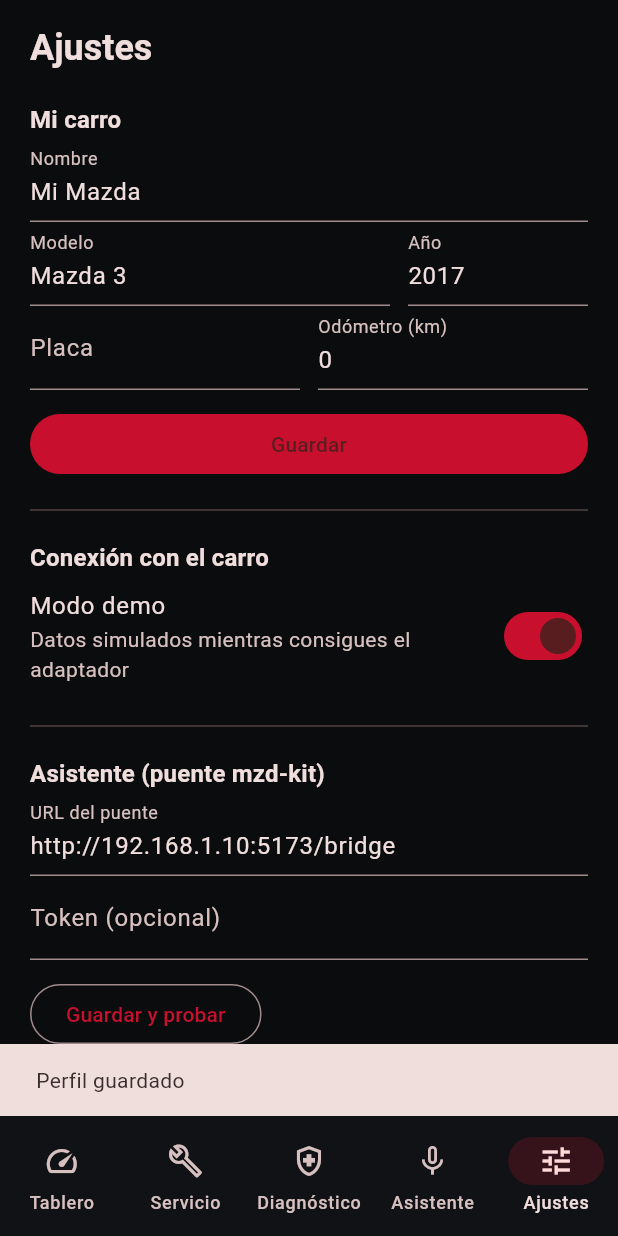
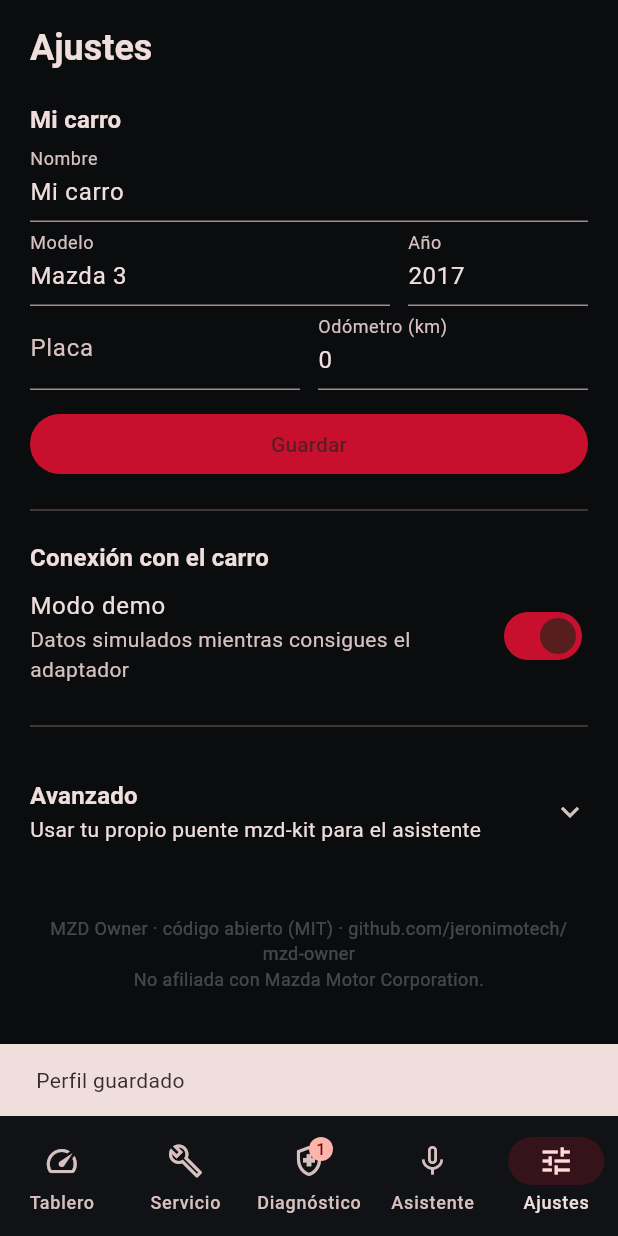
Before and after one commit to jeronimotech/mzd-owner, a Flutter app: the screen it shows after launch, item 5 of the bottom bar chosen, after a tap on "Guardar", on a phone screen of 412 x 824 dp. Run offline on Flutter 3.47's test engine with Material 3 defaults, Android fonts, the phone set to English and light mode, and no system bars; our stand-ins replace flutter_tts, shared_preferences, speech_to_text; missing offline and left inert: flutter_carplay, universal_ble; network calls fail.

Commit message:
Store release prep: MZD Owner name, cloud bridge with per-install id, store builds without CarPlay/Android Auto, Android signing, privacy policy, support page, listing and screenshots
Co-Authored-By: Claude Opus 5.5 <noreply@anthropic.com>

```diff
--- a/lib/main.dart
+++ b/lib/main.dart
@@ -33,7 +33,7 @@ class MzdOwnerApp extends StatelessWidget {
       surface: const Color(0xFF111215),
     );
     return MaterialApp(
-      title: 'Mi Mazda',
+      title: 'MZD Owner',
       debugShowCheckedModeBanner: false,
       theme: ThemeData(
         colorScheme: scheme,
--- a/lib/models/vehicle.dart
+++ b/lib/models/vehicle.dart
@@ -45,7 +45,7 @@ class VehicleSnapshot {
 /// The owner's car.
 class CarProfile {
   const CarProfile({
-    this.name = 'Mi Mazda',
+    this.name = 'Mi carro',
     this.model = 'Mazda 3',
     this.year = 2017,
     this.plate = '',
@@ -75,7 +75,7 @@ class CarProfile {
   Map<String, dynamic> toJson() => {'name': name, 'model': model, 'year': year, 'plate': plate, 'odometerKm': odometerKm};
 
   factory CarProfile.fromJson(Map<String, dynamic> j) => CarProfile(
-        name: j['name'] as String? ?? 'Mi Mazda',
+        name: j['name'] as String? ?? 'Mi carro',
         model: j['model'] as String? ?? 'Mazda 3',
         year: (j['year'] as num?)?.toInt() ?? 2017,
         plate: j['plate'] as String? ?? '',
--- a/lib/services/assistant_client.dart
+++ b/lib/services/assistant_client.dart
@@ -29,10 +29,13 @@ class AssistantItem {
 /// Client for the mzd-kit bridge assistant (`/v1/assistant/*`). The Anthropic key lives on the
 /// bridge, never in the app.
 class AssistantClient {
-  AssistantClient({required this.baseUrl, this.token, http.Client? client}) : _http = client ?? http.Client();
+  AssistantClient({required this.baseUrl, this.token, this.device, http.Client? client}) : _http = client ?? http.Client();
 
   String baseUrl;
   String? token;
+
+  /// Random per-install id: on the shared cloud bridge each phone gets its own private feed.
+  String? device;
   final http.Client _http;
 
   Uri _uri(String path, [Map<String, String>? q]) {
@@ -47,15 +50,19 @@ class AssistantClient {
         .post(
           _uri('/v1/assistant/ask'),
           headers: {'Content-Type': 'application/json'},
-          body: jsonEncode({'q': question, 'source': 'phone', 'lat': lat, 'lon': lon, 'speed': speed}),
+          body: jsonEncode({'q': question, 'source': 'phone', 'device': device, 'lat': lat, 'lon': lon, 'speed': speed}),
         )
         .timeout(const Duration(seconds: 10));
+    if (res.statusCode == 429) {
+      final msg = (jsonDecode(utf8.decode(res.bodyBytes)) as Map<String, dynamic>)['error'];
+      throw msg is String ? msg : 'Demasiadas preguntas, intenta más tarde';
+    }
     if (res.statusCode != 200) throw 'El puente respondió ${res.statusCode}';
     return AssistantItem.fromJson(jsonDecode(utf8.decode(res.bodyBytes)) as Map<String, dynamic>);
   }
 
   Future<List<AssistantItem>> feed(int since) async {
-    final res = await _http.get(_uri('/v1/assistant/feed', {'since': '$since'})).timeout(const Duration(seconds: 8));
+    final res = await _http.get(_uri('/v1/assistant/feed', {'since': '$since', 'device': ?device})).timeout(const Duration(seconds: 8));
     if (res.statusCode != 200) throw 'El puente respondió ${res.statusCode}';
     final d = jsonDecode(utf8.decode(res.bodyBytes)) as Map<String, dynamic>;
     return (d['items'] as List).map((e) => AssistantItem.fromJson(e as Map<String, dynamic>)).toList();
--- a/lib/services/car_widgets.dart
+++ b/lib/services/car_widgets.dart
@@ -6,7 +6,7 @@ import 'package:flutter/services.dart';
 import '../models/maintenance.dart';
 import '../state/app_state.dart';
 
-/// Feeds the iOS widget ("Estado de Mi Mazda") and the drive Live Activity, which iOS 26
+/// Feeds the iOS widget ("Estado de mi carro") and the drive Live Activity, which iOS 26
 /// also shows on the CarPlay dashboard. No-op on other platforms.
 class CarWidgets {
   CarWidgets(this.state);
--- a/lib/state/app_state.dart
+++ b/lib/state/app_state.dart
@@ -1,5 +1,7 @@
 import 'dart:async';
 import 'dart:convert';
+
+import 'dart:math';
 
 import 'package:flutter/foundation.dart';
 import 'package:shared_preferences/shared_preferences.dart';
@@ -26,8 +28,13 @@ class AppState extends ChangeNotifier {
   List<MaintenanceItem> maintenance = defaultSchedule();
   bool demoMode = true;
   String? adapterId;
-  String bridgeUrl = 'http://192.168.1.10:5173/bridge';
-  String bridgeToken = '';
+  /// Cloud bridge (mzd-kit on Railway). Overridable at build time and in Ajustes → Avanzado.
+  static const defaultBridgeUrl = String.fromEnvironment('MZD_BRIDGE_URL', defaultValue: 'https://mzd-bridge-production.up.railway.app');
+  static const defaultBridgeToken = String.fromEnvironment('MZD_BRIDGE_TOKEN');
+
+  String bridgeUrl = defaultBridgeUrl;
+  String bridgeToken = defaultBridgeToken;
+  late String deviceId;
 
   VehicleSource? _source;
   StreamSubscription<VehicleSnapshot>? _snapSub;
@@ -43,7 +50,7 @@ class AppState extends ChangeNotifier {
   String get sourceName => _source?.name ?? (demoMode ? 'Modo demo' : 'Adaptador OBD-II');
   bool get connected => sourceState == SourceState.connected;
 
-  AssistantClient get assistant => AssistantClient(baseUrl: bridgeUrl, token: bridgeToken.isEmpty ? null : bridgeToken);
+  AssistantClient get assistant => AssistantClient(baseUrl: bridgeUrl, token: bridgeToken.isEmpty ? null : bridgeToken, device: deviceId);
 
   // ---------------------------------------------------------------- persistence
 
@@ -59,7 +66,14 @@ class AppState extends ChangeNotifier {
     demoMode = _prefs.getBool('demoMode') ?? true;
     adapterId = _prefs.getString('adapterId');
     bridgeUrl = _prefs.getString('bridgeUrl') ?? bridgeUrl;
-    bridgeToken = _prefs.getString('bridgeToken') ?? '';
+    bridgeToken = _prefs.getString('bridgeToken') ?? bridgeToken;
+    deviceId = _prefs.getString('deviceId') ?? _newDeviceId();
+    _prefs.setString('deviceId', deviceId);
+  }
+
+  static String _newDeviceId() {
+    final r = Random.secure();
+    return List.generate(16, (_) => r.nextInt(256).toRadixString(16).padLeft(2, '0')).join();
   }
 
   Future<void> _save() async {
@@ -112,6 +126,14 @@ class AppState extends ChangeNotifier {
     });
     _snapSub = src.snapshots.listen(_onSnapshot);
     await src.connect();
+    // Check the engine's trouble codes right away, like glancing at the check-engine light.
+    // (src.state, not sourceState: the state stream notifies listeners asynchronously.)
+    if (src.state == SourceState.connected) {
+      sourceState = SourceState.connected;
+      try {
+        await readDtcs();
+      } catch (_) {}
+    }
   }
 
   void _onSnapshot(VehicleSnapshot s) {
--- a/lib/ui/home.dart
+++ b/lib/ui/home.dart
@@ -16,7 +16,8 @@ class HomeShell extends StatefulWidget {
 }
 
 class _HomeShellState extends State<HomeShell> {
-  int _tab = 0;
+  // MZD_START_TAB is a build-time option used to capture store screenshots of each tab.
+  int _tab = const int.fromEnvironment('MZD_START_TAB');
 
   @override
   Widget build(BuildContext context) {
--- a/lib/ui/settings_page.dart
+++ b/lib/ui/settings_page.dart
@@ -23,7 +23,7 @@ class _SettingsPageState extends State<SettingsPage> {
   Future<void> _saveProfile() async {
     final s = widget.state;
     await s.updateProfile(s.profile.copyWith(
-      name: _name.text.trim().isEmpty ? 'Mi Mazda' : _name.text.trim(),
+      name: _name.text.trim().isEmpty ? 'Mi carro' : _name.text.trim(),
       model: _model.text.trim(),
       year: int.tryParse(_year.text) ?? s.profile.year,
       plate: _plate.text.trim().toUpperCase(),
@@ -79,17 +79,32 @@ class _SettingsPageState extends State<SettingsPage> {
             subtitle: const Text('Conecta un adaptador OBD-II Bluetooth LE (p. ej. Vgate iCar Pro BLE) al puerto bajo el timón, enciende el carro y toca Conectar en el Tablero.'),
           ),
         const Divider(height: 40),
-        Text('Asistente (puente mzd-kit)', style: title),
-        TextField(controller: _bridge, keyboardType: TextInputType.url, decoration: const InputDecoration(labelText: 'URL del puente', hintText: 'http://192.168.1.10:5173/bridge')),
-        TextField(controller: _token, decoration: const InputDecoration(labelText: 'Token (opcional)')),
-        const SizedBox(height: 12),
-        Row(children: [
-          OutlinedButton(onPressed: _testBridge, child: const Text('Guardar y probar')),
-          const SizedBox(width: 12),
-          if (_bridgeStatus != null) Expanded(child: Text(_bridgeStatus!, style: const TextStyle(color: Colors.white70))),
-        ]),
+        ExpansionTile(
+          tilePadding: EdgeInsets.zero,
+          title: Text('Avanzado', style: title),
+          subtitle: const Text('Usar tu propio puente mzd-kit para el asistente'),
+          children: [
+            TextField(controller: _bridge, keyboardType: TextInputType.url, decoration: const InputDecoration(labelText: 'URL del puente')),
+            TextField(controller: _token, decoration: const InputDecoration(labelText: 'Token (opcional)')),
+            const SizedBox(height: 12),
+            Row(children: [
+              OutlinedButton(onPressed: _testBridge, child: const Text('Guardar y probar')),
+              const SizedBox(width: 8),
+              TextButton(
+                onPressed: () {
+                  _bridge.text = AppState.defaultBridgeUrl;
+                  _token.text = AppState.defaultBridgeToken;
+                  _testBridge();
+                },
+                child: const Text('Restablecer'),
+              ),
+            ]),
+            if (_bridgeStatus != null) Padding(padding: const EdgeInsets.only(top: 8), child: Text(_bridgeStatus!, style: const TextStyle(color: Colors.white70))),
+            const SizedBox(height: 12),
+          ],
+        ),
         const SizedBox(height: 32),
-        const Text('mzd-owner · código abierto (MIT) · github.com/jeronimotech/mzd-owner', textAlign: TextAlign.center, style: TextStyle(color: Colors.white24, fontSize: 12)),
+        const Text('MZD Owner · código abierto (MIT) · github.com/jeronimotech/mzd-owner\nNo afiliada con Mazda Motor Corporation.', textAlign: TextAlign.center, style: TextStyle(color: Colors.white24, fontSize: 12)),
       ],
     );
   }
```
Also changed, not shown: 17 other files.
